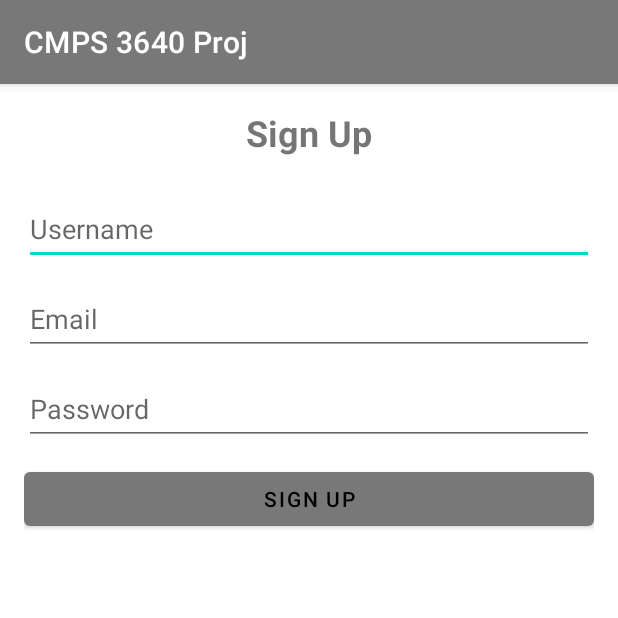
After one commit to nhmllx/CMPS_3640_Proj, an Android app: the fragment SignupFragment shown on its own in the app's theme, on a phone screen of 412 x 824 dp, the top half of it. The commit adds this screen. Run offline under Robolectric (Android 15) with nearby library versions, the phone set to English and light mode, and no system bars.

Commit message:
new signup page.xml and part of the logic

```diff
--- a/app/src/main/java/com/example/cmps3640proj/ui/login/LoginFragment.java
+++ b/app/src/main/java/com/example/cmps3640proj/ui/login/LoginFragment.java
@@ -21,6 +21,7 @@ public class LoginFragment extends Fragment {
         loginViewModel = new ViewModelProvider(this).get(LoginViewModel.class);
         binding = FragmentLoginBinding.inflate(inflater, container, false);
         View root = binding.getRoot();
+
 
         binding.loginButton.setOnClickListener(v -> {
             String email = binding.usernameEditText.getText().toString().trim();
@@ -48,8 +49,10 @@ public class LoginFragment extends Fragment {
             }
         });
 
+
         return root;
     }
+
 
     @Override
     public void onDestroyView() {
--- /dev/null
+++ b/app/src/main/java/com/example/cmps3640proj/ui/login/SignupFragment.java
@@ -0,0 +1,43 @@
+package com.example.cmps3640proj.ui.login;
+
+import android.os.Bundle;
+import android.text.TextUtils;
+import android.view.LayoutInflater;
+import android.view.View;
+import android.view.ViewGroup;
+import android.widget.Toast;
+import androidx.annotation.NonNull;
+import androidx.fragment.app.Fragment;
+import com.example.cmps3640proj.databinding.FragmentSignupBinding;
+
+public class SignupFragment extends Fragment {
+
+    private FragmentSignupBinding binding;
+
+    @Override
+    public View onCreateView(@NonNull LayoutInflater inflater, ViewGroup container, Bundle savedInstanceState) {
+        binding = FragmentSignupBinding.inflate(inflater, container, false);
+        View root = binding.getRoot();
+
+        binding.signupButton.setOnClickListener(v -> {
+            String username = binding.signupUsername.getText().toString().trim();
+            String email = binding.signupEmail.getText().toString().trim();
+            String password = binding.signupPassword.getText().toString().trim();
+
+            if (TextUtils.isEmpty(username) || TextUtils.isEmpty(email) || TextUtils.isEmpty(password)) {
+                Toast.makeText(getContext(), "Please fill in all fields", Toast.LENGTH_SHORT).show();
+            } else {
+                // Implement signup logic here
+                Toast.makeText(getContext(), "Sign Up Successful", Toast.LENGTH_SHORT).show();
+            }
+        });
+
+        return root;
+    }
+
+    @Override
+    public void onDestroyView() {
+        super.onDestroyView();
+        binding = null;
+    }
+}
--- /dev/null
+++ b/app/src/main/res/layout/fragment_signup.xml
@@ -0,0 +1,58 @@
+<?xml version="1.0" encoding="utf-8"?>
+<LinearLayout xmlns:android="http://schemas.android.com/apk/res/android"
+    xmlns:tools="http://schemas.android.com/tools"
+    android:layout_width="match_parent"
+    android:layout_height="match_parent"
+    android:orientation="vertical"
+    android:padding="16dp">
+
+    <TextView
+        android:layout_width="wrap_content"
+        android:layout_height="wrap_content"
+        android:text="Sign Up"
+        android:textSize="24sp"
+        android:textStyle="bold"
+        android:gravity="center"
+        android:layout_gravity="center_horizontal"
+        android:layout_marginBottom="24dp" />
+
+    <EditText
+        android:id="@+id/signup_username"
+        android:layout_width="match_parent"
+        android:layout_height="wrap_content"
+        android:layout_marginBottom="12dp"
+        android:autofillHints=""
+        android:hint="Username"
+        android:inputType="textPersonName"
+        android:minHeight="48dp"
+        tools:ignore="VisualLintTextFieldSize" />
+
+    <EditText
+        android:id="@+id/signup_email"
+        android:layout_width="match_parent"
+        android:layout_height="wrap_content"
+        android:layout_marginBottom="12dp"
+        android:autofillHints=""
+        android:hint="Email"
+        android:inputType="textEmailAddress"
+        android:minHeight="48dp"
+        tools:ignore="VisualLintTextFieldSize" />
+
+    <EditText
+        android:id="@+id/signup_password"
+        android:layout_width="match_parent"
+        android:layout_height="wrap_content"
+        android:layout_marginBottom="12dp"
+        android:hint="Password"
+        android:inputType="textPassword"
+        android:minHeight="48dp"
+        tools:ignore="VisualLintTextFieldSize" />
+
+    <Button
+        android:id="@+id/signup_button"
+        android:layout_width="match_parent"
+        android:layout_height="wrap_content"
+        android:text="Sign Up"
+        android:textColor="#000000"
+        tools:ignore="VisualLintButtonSize" />
+</LinearLayout>
```
